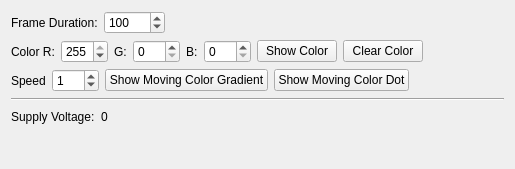
Old version of the form src/brickv/plugin_system/plugins/rgb_led_matrix/ui/rgb_led_matrix.ui in the repository Tinkerforge/brickv.
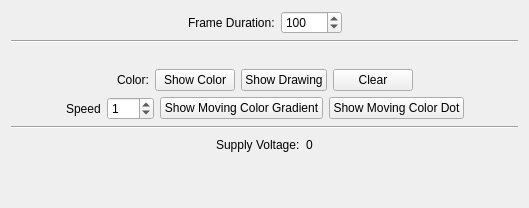
New version of the form.

Commit message: Add graphical representation of matrix in RGB LED Matrix plugin

Diff of the .ui file:
```diff
--- a/src/brickv/plugin_system/plugins/rgb_led_matrix/ui/rgb_led_matrix.ui
+++ b/src/brickv/plugin_system/plugins/rgb_led_matrix/ui/rgb_led_matrix.ui
@@ -6,8 +6,8 @@
    <rect>
     <x>0</x>
     <y>0</y>
-    <width>515</width>
-    <height>169</height>
+    <width>529</width>
+    <height>208</height>
    </rect>
   </property>
   <property name="windowTitle">
@@ -16,6 +16,19 @@
   <layout class="QVBoxLayout" name="verticalLayout_6">
    <item>
     <layout class="QHBoxLayout" name="horizontalLayout">
+     <item>
+      <spacer name="horizontalSpacer_9">
+       <property name="orientation">
+        <enum>Qt::Horizontal</enum>
+       </property>
+       <property name="sizeHint" stdset="0">
+        <size>
+         <width>40</width>
+         <height>20</height>
+        </size>
+       </property>
+      </spacer>
+     </item>
      <item>
       <widget class="QLabel" name="label_5">
        <property name="text">
@@ -52,49 +65,61 @@
     </layout>
    </item>
    <item>
-    <layout class="QHBoxLayout" name="horizontalLayout_2">
+    <widget class="Line" name="line">
+     <property name="orientation">
+      <enum>Qt::Horizontal</enum>
+     </property>
+    </widget>
+   </item>
+   <item>
+    <layout class="QHBoxLayout" name="scribble_layout">
      <item>
-      <widget class="QLabel" name="label_2">
-       <property name="text">
-        <string>Color R:</string>
+      <spacer name="horizontalSpacer_5">
+       <property name="orientation">
+        <enum>Qt::Horizontal</enum>
        </property>
-      </widget>
+       <property name="sizeHint" stdset="0">
+        <size>
+         <width>40</width>
+         <height>20</height>
+        </size>
+       </property>
+      </spacer>
      </item>
      <item>
-      <widget class="QSpinBox" name="box_r">
-       <property name="maximum">
-        <number>255</number>
+      <spacer name="horizontalSpacer_6">
+       <property name="orientation">
+        <enum>Qt::Horizontal</enum>
        </property>
-       <property name="value">
-        <number>255</number>
+       <property name="sizeHint" stdset="0">
+        <size>
+         <width>40</width>
+         <height>20</height>
+        </size>
        </property>
-      </widget>
+      </spacer>
      </item>
+    </layout>
+   </item>
+   <item>
+    <layout class="QHBoxLayout" name="below_scribble_layout">
      <item>
-      <widget class="QLabel" name="label_3">
-       <property name="text">
-        <string>G:</string>
+      <spacer name="horizontalSpacer_8">
+       <property name="orientation">
+        <enum>Qt::Horizontal</enum>
        </property>
-      </widget>
-     </item>
-     <item>
-      <widget class="QSpinBox" name="box_g">
-       <property name="maximum">
-        <number>255</number>
+       <property name="sizeHint" stdset="0">
+        <size>
+         <width>40</width>
+         <height>20</height>
+        </size>
        </property>
-      </widget>
+      </spacer>
      </item>
      <item>
-      <widget class="QLabel" name="label_4">
+      <widget class="QLabel" name="label">
        <property name="text">
-        <string>B:</string>
-       </property>
-      </widget>
-     </item>
-     <item>
-      <widget class="QSpinBox" name="box_b">
-       <property name="maximum">
-        <number>255</number>
+        <string>Color:</string>
        </property>
       </widget>
      </item>
@@ -106,14 +131,21 @@
       </widget>
      </item>
      <item>
-      <widget class="QPushButton" name="button_black">
+      <widget class="QPushButton" name="button_drawing">
        <property name="text">
-        <string>Clear Color</string>
+        <string>Show Drawing</string>
        </property>
       </widget>
      </item>
      <item>
-      <spacer name="horizontalSpacer_2">
+      <widget class="QPushButton" name="button_clear_drawing">
+       <property name="text">
+        <string>Clear</string>
+       </property>
+      </widget>
+     </item>
+     <item>
+      <spacer name="horizontalSpacer_7">
        <property name="orientation">
         <enum>Qt::Horizontal</enum>
        </property>
@@ -129,6 +161,19 @@
    </item>
    <item>
     <layout class="QHBoxLayout" name="horizontalLayout_3">
+     <item>
+      <spacer name="horizontalSpacer_12">
+       <property name="orientation">
+        <enum>Qt::Horizontal</enum>
+       </property>
+       <property name="sizeHint" stdset="0">
+        <size>
+         <width>40</width>
+         <height>20</height>
+        </size>
+       </property>
+      </spacer>
+     </item>
      <item>
       <widget class="QLabel" name="label_6">
        <property name="text">
@@ -184,6 +229,19 @@
    </item>
    <item>
     <layout class="QHBoxLayout" name="horizontalLayout_4">
+     <item>
+      <spacer name="horizontalSpacer_10">
+       <property name="orientation">
+        <enum>Qt::Horizontal</enum>
+       </property>
+       <property name="sizeHint" stdset="0">
+        <size>
+         <width>40</width>
+         <height>20</height>
+        </size>
+       </property>
+      </spacer>
+     </item>
      <item>
       <widget class="QLabel" name="label_8">
        <property name="text">
```
The commit also changes 1 other file.
